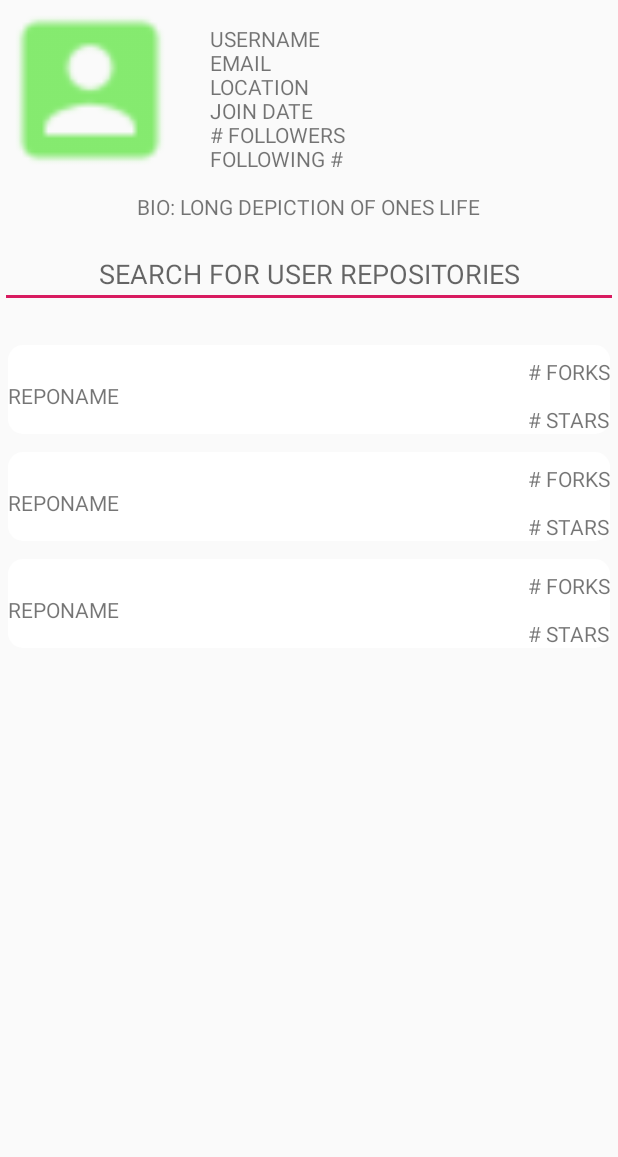
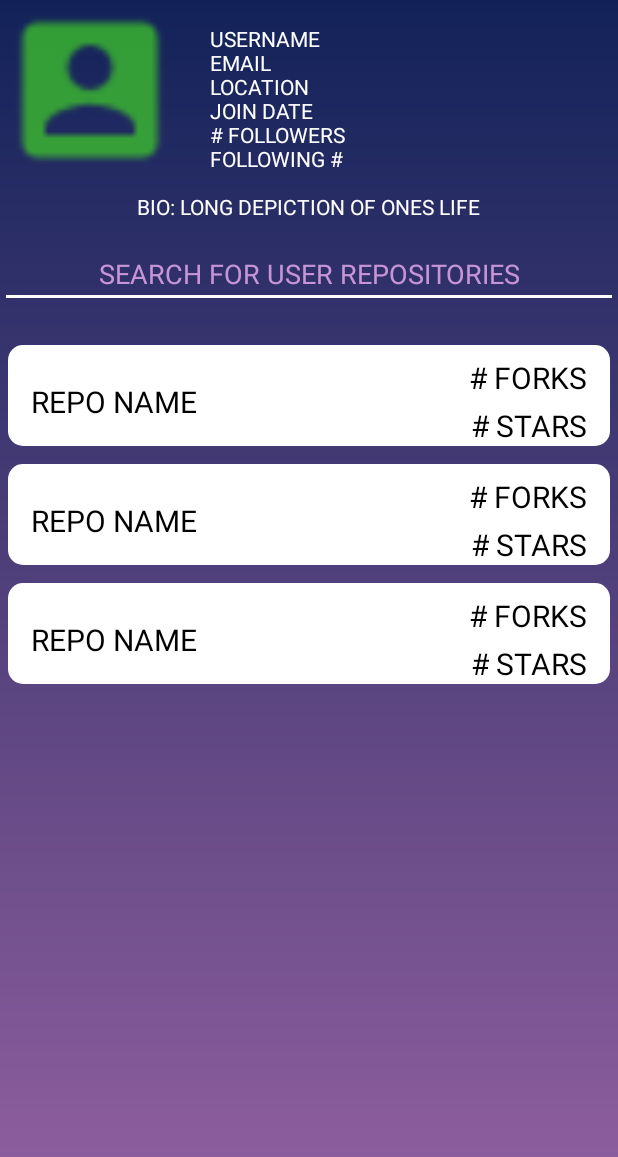
Before and after one commit to stoutejj/GitHubFinder, an Android app: the layout activity_user_details.xml on its own in the app's theme, with its tools: preview values and no code run, on a phone screen of 412 x 824 dp. Shown: the top 1157 px of the screen. Run offline under Robolectric (Android 15) with nearby library versions, the phone set to English and light mode, and no system bars.

Commit message:
changes to UI

```diff
--- a/app/src/main/AndroidManifest.xml
+++ b/app/src/main/AndroidManifest.xml
@@ -13,7 +13,7 @@
         android:label="@string/app_name"
         android:largeHeap="true"
         android:supportsRtl="true"
-        android:theme="@style/AppTheme">
+        android:theme="@style/CustomTheme">
 
         <activity android:name=".view.UserDetails" />
         <activity android:name=".view.MainActivity">
--- a/app/src/main/java/com/example/githubfinder/view/RepoAdapter.kt
+++ b/app/src/main/java/com/example/githubfinder/view/RepoAdapter.kt
@@ -51,8 +51,8 @@ class RepoAdapter(val repoClickListener: RepoClickListener) :
         fun onBind(data: RepoInfo, position: Int, repoClickListener: RepoClickListener) {
 
             tvRepoName.text = data.name
-            tvRepoForks.text = data.forks.toString()
-            tvRepoStars.text = data.stargazers_count.toString()
+            tvRepoForks.text = data.forks.toString() + " FORKS"
+            tvRepoStars.text = data.stargazers_count.toString() + " STARS"
 
             itemView.setOnClickListener { repoClickListener.onRepoClicked(data.html_url) }
         }
--- a/app/src/main/java/com/example/githubfinder/view/UserAdapter.kt
+++ b/app/src/main/java/com/example/githubfinder/view/UserAdapter.kt
@@ -56,7 +56,6 @@ class UserAdapter (val userClickListener: UserClickListener) :
 
             Picasso.get().load(user.avatar_url).into(ivUserIcon)
             tvUserName.text = user.login
-            //tvRepoCount.text = data.public_repos.toString()
 
             itemView.setOnClickListener { userClickListener.onUserClicked(user.login) }
         }
--- a/app/src/main/java/com/example/githubfinder/view/UserDetails.kt
+++ b/app/src/main/java/com/example/githubfinder/view/UserDetails.kt
@@ -45,7 +45,7 @@ class UserDetails : AppCompatActivity(), RepoAdapter.RepoClickListener {
         repo_user_join_date.text = "Join Date: " + date
         repo_user_followers.text = userInfo?.followers.toString() + " Followers"
         repo_user_following.text = "Following " + userInfo?.followers.toString()
-        repo_user_bio.text = userInfo?.login
+        repo_user_bio.text = userInfo?.bio
 
         userInfo?.login?.let { gitViewModel.getUserRepo(it) }
         gitViewModel.repoList.observe(this, Observer {
--- /dev/null
+++ b/app/src/main/res/drawable-v24/bg_gradient.xml
@@ -0,0 +1,9 @@
+<?xml version="1.0" encoding="utf-8"?>
+<shape xmlns:android="http://schemas.android.com/apk/res/android"
+    android:shape="rectangle">
+    <gradient
+        android:angle="90"
+        android:startColor="#9561a1"
+        android:endColor="#122259"
+        android:type="linear"/>
+</shape>
--- a/app/src/main/res/layout/activity_main.xml
+++ b/app/src/main/res/layout/activity_main.xml
@@ -5,6 +5,7 @@
     xmlns:tools="http://schemas.android.com/tools"
     android:layout_width="match_parent"
     android:layout_height="match_parent"
+    android:background="@drawable/bg_gradient"
     android:orientation="vertical"
     tools:context=".view.MainActivity">
 
@@ -12,7 +13,10 @@
         android:id="@+id/et_search_bar"
         android:layout_width="match_parent"
         android:layout_height="wrap_content"
-        android:hint="@string/et_search_bar" />
+        android:hint="@string/et_search_bar"
+        android:textColorHint="#BFBF"
+        android:textColor="#FFFF"
+        android:backgroundTint="#FFFF"/>
 
     <androidx.recyclerview.widget.RecyclerView
         android:id="@+id/user_recycler"
--- a/app/src/main/res/layout/activity_user_details.xml
+++ b/app/src/main/res/layout/activity_user_details.xml
@@ -5,6 +5,7 @@
     xmlns:tools="http://schemas.android.com/tools"
     android:layout_width="match_parent"
     android:layout_height="match_parent"
+    android:background="@drawable/bg_gradient"
     android:orientation="vertical"
     tools:context=".view.UserDetails">
 
@@ -21,6 +22,7 @@
         android:layout_height="wrap_content"
         android:layout_marginTop="16dp"
         android:layout_marginStart="140dp"
+        android:textColor="#FFFFFFFF"
         android:text="@string/repo_user_name"/>
 
     <TextView
@@ -29,6 +31,7 @@
         android:layout_height="wrap_content"
         android:layout_marginTop="32dp"
         android:layout_marginStart="140dp"
+        android:textColor="#FFFFFFFF"
         android:text="@string/repo_user_email"/>
 
     <TextView
@@ -37,6 +40,7 @@
         android:layout_height="wrap_content"
         android:layout_marginTop="48dp"
         android:layout_marginStart="140dp"
+        android:textColor="#FFFFFFFF"
         android:text="@string/repo_user_location"/>
 
     <TextView
@@ -45,6 +49,7 @@
         android:layout_height="wrap_content"
         android:layout_marginTop="64dp"
         android:layout_marginStart="140dp"
+        android:textColor="#FFFFFFFF"
         android:text="@string/repo_user_join_date"/>
 
     <TextView
@@ -53,6 +58,7 @@
         android:layout_height="wrap_content"
         android:layout_marginTop="80dp"
         android:layout_marginStart="140dp"
+        android:textColor="#FFFFFFFF"
         android:text="@string/repo_user_followers"/>
 
     <TextView
@@ -61,6 +67,7 @@
         android:layout_height="wrap_content"
         android:layout_marginTop="96dp"
         android:layout_marginStart="140dp"
+        android:textColor="#FFFFFFFF"
         android:text="@string/repo_user_following"/>
 
     <TextView
@@ -70,6 +77,7 @@
         android:layout_marginTop="128dp"
         android:layout_centerHorizontal="true"
         android:inputType="textMultiLine"
+        android:textColor="#FFFFFFFF"
         android:text="@string/repo_user_bio"/>
 
     <EditText
@@ -78,7 +86,10 @@
         android:layout_height="wrap_content"
         android:layout_marginTop="160dp"
         android:gravity="center"
-        android:hint="@string/repo_search_bar"/>
+        android:hint="@string/repo_search_bar"
+        android:textColorHint="#BFBF"
+        android:textColor="#FFFFFFFF"
+        android:backgroundTint="#FFFFFFFF"/>
 
     <androidx.recyclerview.widget.RecyclerView
         android:id="@+id/repo_recycler"
--- a/app/src/main/res/layout/repo_info_item_layout.xml
+++ b/app/src/main/res/layout/repo_info_item_layout.xml
@@ -16,15 +16,21 @@
             android:id="@+id/tv_repo_name"
             android:layout_width="wrap_content"
             android:layout_height="wrap_content"
+            android:layout_gravity="start"
+            android:layout_marginStart="15dp"
+            android:layout_marginTop="24dp"
             android:text="@string/tv_repo_name"
-            android:layout_marginTop="24dp"
-            android:layout_gravity="start"/>
+            android:textColor="#000000"
+            android:textSize="20dp" />
 
         <TextView
             android:id="@+id/tv_user_fork_count"
             android:layout_width="wrap_content"
             android:layout_height="wrap_content"
             android:text="@string/tv_repo_fork_count"
+            android:textSize="20dp"
+            android:textColor="#000000"
+            android:layout_marginEnd="15dp"
             android:layout_marginTop="8dp"
             android:layout_gravity="end"/>
 
@@ -33,6 +39,9 @@
             android:layout_width="wrap_content"
             android:layout_height="wrap_content"
             android:text="@string/tv_repo_star_count"
+            android:textSize="20dp"
+            android:textColor="#000000"
+            android:layout_marginEnd="15dp"
             android:layout_marginTop="40dp"
             android:layout_gravity="end"/>
 
--- a/app/src/main/res/layout/username_item_layout.xml
+++ b/app/src/main/res/layout/username_item_layout.xml
@@ -16,6 +16,7 @@
             android:id="@+id/iv_user_icon"
             android:layout_width="50dp"
             android:layout_height="50dp"
+            android:layout_marginStart="15dp"
             app:srcCompat="@drawable/ic_action_name"
             android:layout_gravity="start|center_vertical"/>
 
@@ -24,6 +25,8 @@
             android:layout_width="wrap_content"
             android:layout_height="wrap_content"
             android:text="@string/tv_user_name"
+            android:textSize="20dp"
+            android:textColor="#000000"
             android:layout_gravity="center"/>
 
         <TextView
--- a/app/src/main/res/values/strings.xml
+++ b/app/src/main/res/values/strings.xml
@@ -1,6 +1,6 @@
 <resources>
     <string name="app_name">GitHubFinder</string>
-    <string name="et_search_bar">ENTER USER!!!!</string>
+    <string name="et_search_bar">SEARCH USER</string>
     <string name="tv_user_name">USERNAME</string>
     <string name="tv_repo_count">REPO: ###</string>
 
@@ -14,7 +14,7 @@
     <string name="repo_user_bio">BIO: LONG DEPICTION OF ONES LIFE</string>
     <string name="repo_search_bar">SEARCH FOR USER REPOSITORIES</string>
 
-    <string name="tv_repo_name">REPONAME</string>
+    <string name="tv_repo_name">REPO NAME</string>
     <string name="tv_repo_fork_count"># FORKS</string>
     <string name="tv_repo_star_count"># STARS</string>
 
--- a/app/src/main/res/values/styles.xml
+++ b/app/src/main/res/values/styles.xml
@@ -8,4 +8,11 @@
         <item name="colorAccent">@color/colorAccent</item>
     </style>
 
+    <style name="CustomTheme" parent="Theme.AppCompat.DayNight.DarkActionBar">
+        <item name="colorPrimary">#122259</item>
+        <item name="colorPrimaryDark">#122259</item>
+        <item name="colorAccent">@color/colorAccent</item>
+        <item name="android:textColor">#FFFFFF</item>
+    </style>
+
 </resources>
```
